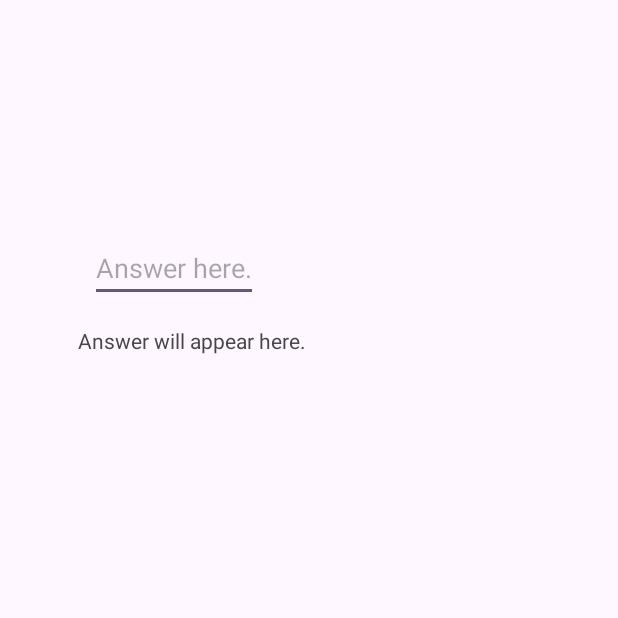
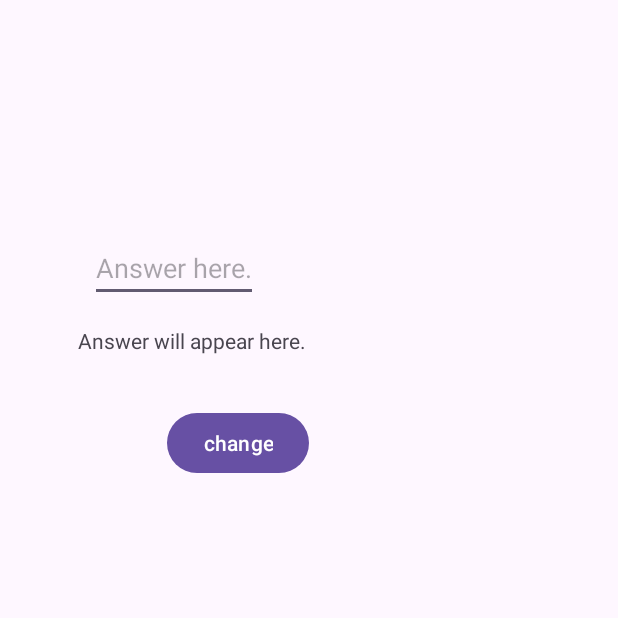
Before and after one commit to EdGA9001/EdwardGrant-AdamsonCOMP3000, an Android app: the screen it shows after launch (MainActivity before the commit, MathsPuzzle after it), on a phone screen of 412 x 824 dp, the top half of it. Run offline under Robolectric (Android 15) with nearby library versions, the light colour scheme and no system bars.

Commit message:
sending text from textbox

```diff
--- a/app/src/main/AndroidManifest.xml
+++ b/app/src/main/AndroidManifest.xml
@@ -12,7 +12,7 @@
         android:supportsRtl="true"
         android:theme="@style/Theme.COMP3000">
         <activity
-            android:name=".MainActivity"
+            android:name=".MathsPuzzle"
             android:exported="true">
             <intent-filter>
                 <action android:name="android.intent.action.MAIN" />
@@ -20,6 +20,8 @@
                 <category android:name="android.intent.category.LAUNCHER" />
             </intent-filter>
         </activity>
+
+
     </application>
 
 </manifest>
--- /dev/null
+++ b/app/src/main/java/com/example/comp3000/MathsPuzzle.java
@@ -0,0 +1,30 @@
+package com.example.comp3000;
+
+import android.os.Bundle;
+import androidx.appcompat.app.AppCompatActivity;
+
+import android.widget.TextView;
+import android.widget.EditText;
+import android.widget.Button;
+
+public class MathsPuzzle extends AppCompatActivity{
+    @Override
+    protected void onCreate(Bundle savedInstanceState) {
+        super.onCreate(savedInstanceState);
+        setContentView(R.layout.activity_main);
+
+        /*
+        TextView changingText = findViewById(R.id.textView);
+        changingText.setText("woah!");
+        */
+
+        EditText input = findViewById(R.id.editText);
+        TextView modifyText = findViewById(R.id.textView);
+        Button submit = findViewById(R.id.button);
+
+        submit.setOnClickListener(v -> {
+            String s = input.getText().toString();
+            modifyText.setText(s);
+        });
+    }
+}
--- a/app/src/main/res/layout/activity_main.xml
+++ b/app/src/main/res/layout/activity_main.xml
@@ -21,6 +21,25 @@
         app:layout_constraintTop_toTopOf="parent"
         />
 
+
+    <!--
+        android:onClick="updateText"
+        -->
+
+    <Button
+        android:id="@+id/button"
+        android:text="change"
+        app:layout_constraintHorizontal_bias="0.35"
+        app:layout_constraintVertical_bias="0.35"
+        android:layout_width="wrap_content"
+        android:layout_height="wrap_content"
+        app:layout_constraintBottom_toBottomOf="parent"
+        app:layout_constraintEnd_toEndOf="parent"
+        app:layout_constraintStart_toStartOf="parent"
+        app:layout_constraintTop_toTopOf="parent"
+        />
+
+
     <TextView
         android:id="@+id/textView"
         android:text="Answer will appear here."
```
